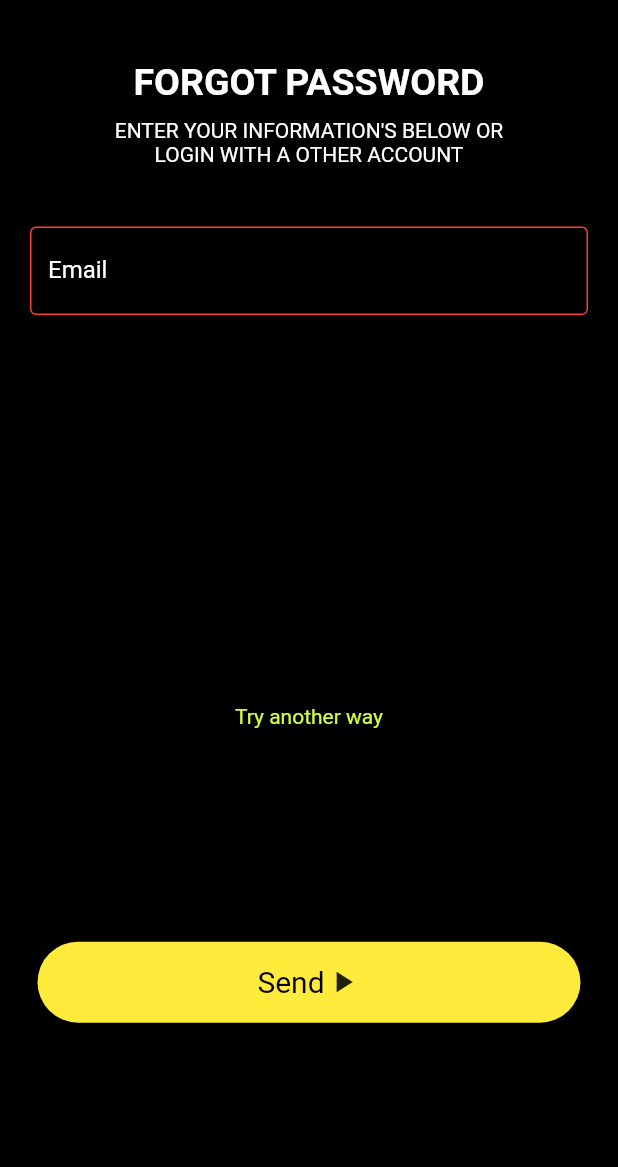
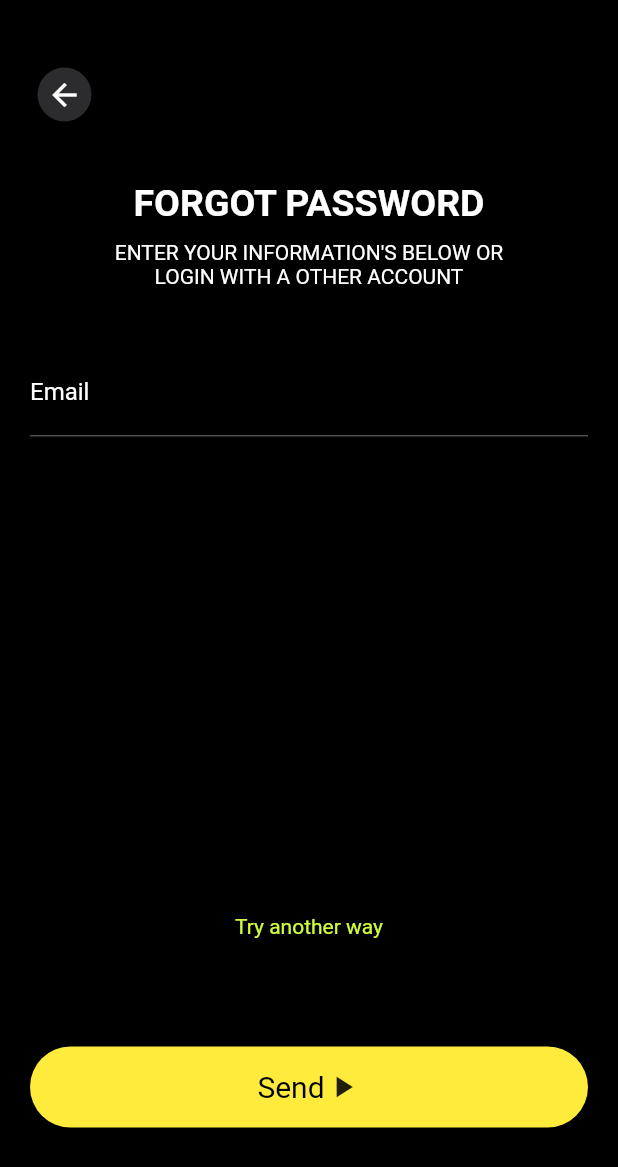
Before and after one commit to bemurshadianz/dev_muscle, a Flutter app: the ForgotPassword screen opened directly, on a phone screen of 412 x 824 dp. Shown: the top 1167 px of the screen. Run offline on Flutter 3.47's test engine with Material 2 defaults, Android fonts, the phone set to English and light mode, and no system bars; our stand-ins replace otp_text_field, wheel_chooser; network calls fail.

```diff
--- a/lib/main.dart
+++ b/lib/main.dart
@@ -1,5 +1,4 @@
-import 'package:dev_muscle/views/auth_screens/login_screen.dart';
-import 'package:dev_muscle/views/auth_screens/varification_screen.dart';
+import 'package:dev_muscle/utils/bottom_navigation_exemple.dart';
 import 'package:flutter/material.dart';
 
 void main() {
@@ -19,6 +18,6 @@ class App extends StatelessWidget {
 
   @override
   Widget build(BuildContext context) {
-    return const VerificationScreen();
+    return const BottomNavigationExample();
   }
 }
--- a/lib/views/auth_screens/forgotpassword.dart
+++ b/lib/views/auth_screens/forgotpassword.dart
@@ -14,16 +14,28 @@ class _ForgotPasswordState extends State<ForgotPassword> {
   @override
   Widget build(BuildContext context) {
     return Scaffold(
-      // appBar: AppBar(
-      //   backgroundColor: Colors.black,
-      //   leading: BackButton(
-      //     onPressed: () {
-      //       Navigator.pop(context);
-      //     },
-      //   ),
-      // ),
-      body: Column(
+      body: Column(children: [
+        Padding(
+          padding: const EdgeInsets.only(top: 45, left: 25),
+          child: Row(
             children: [
+              InkWell(
+                onTap: () {
+                  Navigator.pop(context);
+                },
+                child: Container(
+                    decoration: const BoxDecoration(shape: BoxShape.circle, color: AppColors.lightGrey),
+                    child: const Padding(
+                      padding: EdgeInsets.all(6.0),
+                      child: Icon(
+                        Icons.arrow_back_sharp,
+                        color: Colors.white,
+                      ),
+                    )),
+              ),
+            ],
+          ),
+        ),
         customText(
             "FORGOT PASSWORD",
             "ENTER YOUR INFORMATION'S BELOW OR\n"
@@ -40,10 +52,10 @@ class _ForgotPasswordState extends State<ForgotPassword> {
                     labelText: "Email",
                     labelStyle: TextStyle(color: Colors.white),
 
-                      border: OutlineInputBorder(),
-                      enabledBorder: OutlineInputBorder(
-                        borderSide: BorderSide(color: Colors.red),
+                    enabledBorder: UnderlineInputBorder(
+                      borderSide: BorderSide(color: Colors.white30),
                     ),
+
                     focusedBorder: OutlineInputBorder(
                       borderSide: BorderSide(color: Colors.purple),
                     ),
@@ -53,6 +65,7 @@ class _ForgotPasswordState extends State<ForgotPassword> {
             ],
           ),
         ),
+        const Expanded(child: SizedBox()),
         const Text(
           "Try another way",
           style: TextStyle(color: AppColors.yellow),
@@ -67,7 +80,7 @@ class _ForgotPasswordState extends State<ForgotPassword> {
                 }));
               },
               child: Padding(
-                  padding: const EdgeInsets.symmetric(horizontal: 25),
+                padding: const EdgeInsets.symmetric(horizontal: 20),
                 child: Container(
                   width: MediaQuery.of(context).size.width,
                   decoration: BoxDecoration(
@@ -94,8 +107,7 @@ class _ForgotPasswordState extends State<ForgotPassword> {
             ),
           ),
         )),
-        ],
-      ),
+      ]),
     );
   }
 }
--- a/lib/views/auth_screens/login_screen.dart
+++ b/lib/views/auth_screens/login_screen.dart
@@ -96,6 +96,7 @@ class _LogInScreenState extends State<LogInScreen> {
 
                         if (buttonValue == 0)
                           CircleAvatar(
+                            backgroundColor: Colors.grey,
                             child: Image(
                               image: AssetImage(AppAssets.applepic),
                             ),
```
Also changed, not shown: lib/home_screen/first_home_screen.dart (added, +66 -0 lines), lib/utils/bottom_navigation_exemple.dart (added, +54 -0 lines), lib/views/auth_screens/varification_screen.dart (+23 -21 lines), pubspec.lock, 1 other file. Lines whose indentation alone changed are shown as unchanged.
